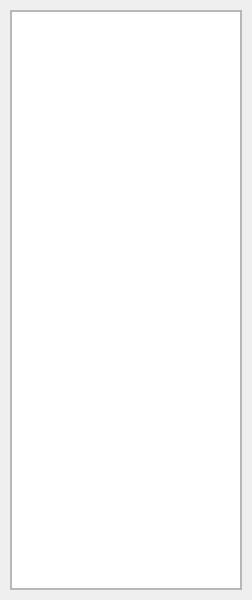
Above: gui/uis/columns/left_column.ui from kusiLaw/laky-phone-POS before the change. Below: the same form after it.
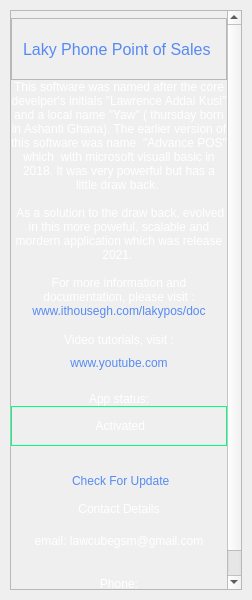
That is the form after the change. The open tabs and pages were chosen to show the change.

What changed in the file:
```diff
--- a/gui/uis/columns/left_column.ui
+++ b/gui/uis/columns/left_column.ui
@@ -13,6 +13,9 @@
   <property name="windowTitle">
    <string>Form</string>
   </property>
+  <property name="styleSheet">
+   <string notr="true"/>
+  </property>
   <layout class="QVBoxLayout" name="main_pages_layout">
    <property name="spacing">
     <number>0</number>
@@ -35,6 +38,9 @@
       <number>0</number>
      </property>
      <widget class="QWidget" name="menu_1">
+      <property name="styleSheet">
+       <string notr="true">font: 12pt &quot;Microsoft Sans Serif&quot;;</string>
+      </property>
       <layout class="QVBoxLayout" name="verticalLayout">
        <property name="spacing">
         <number>5</number>
@@ -61,10 +67,13 @@
            <rect>
             <x>0</x>
             <y>0</y>
-            <width>230</width>
-            <height>578</height>
+            <width>217</width>
+            <height>1064</height>
            </rect>
           </property>
+          <property name="styleSheet">
+           <string notr="true">color:white</string>
+          </property>
           <layout class="QHBoxLayout" name="info_layout_holder">
            <property name="spacing">
             <number>0</number>
@@ -97,7 +106,7 @@
                <number>0</number>
               </property>
               <property name="topMargin">
-               <number>0</number>
+               <number>7</number>
               </property>
               <property name="rightMargin">
                <number>0</number>
@@ -106,7 +115,426 @@
                <number>0</number>
               </property>
               <item>
-               <widget class="QTreeView" name="treeView"/>
+               <widget class="QFrame" name="frame_3">
+                <property name="minimumSize">
+                 <size>
+                  <width>0</width>
+                  <height>40</height>
+                 </size>
+                </property>
+                <property name="maximumSize">
+                 <size>
+                  <width>16777215</width>
+                  <height>80</height>
+                 </size>
+                </property>
+                <property name="frameShape">
+                 <enum>QFrame::StyledPanel</enum>
+                </property>
+                <property name="frameShadow">
+                 <enum>QFrame::Raised</enum>
+                </property>
+                <layout class="QVBoxLayout" name="verticalLayout_4">
+                 <property name="spacing">
+                  <number>0</number>
+                 </property>
+                 <property name="leftMargin">
+                  <number>0</number>
+                 </property>
+                 <property name="topMargin">
+                  <number>0</number>
+                 </property>
+                 <property name="rightMargin">
+                  <number>0</number>
+                 </property>
+                 <property name="bottomMargin">
+                  <number>0</number>
+                 </property>
+                 <item>
+                  <widget class="QLabel" name="heading">
+                   <property name="minimumSize">
+                    <size>
+                     <width>0</width>
+                     <height>60</height>
+                    </size>
+                   </property>
+                   <property name="maximumSize">
+                    <size>
+                     <width>16777215</width>
+                     <height>80</height>
+                    </size>
+                   </property>
+                   <property name="font">
+                    <font>
+                     <family>Microsoft Sans Serif</family>
+                     <pointsize>12</pointsize>
+                     <weight>50</weight>
+                     <italic>false</italic>
+                     <bold>false</bold>
+                    </font>
+                   </property>
+                   <property name="styleSheet">
+                    <string notr="true">color:  #568af2;
+text-transform: uppercase;
+text-indent: 50px;
+line-height: 1.8;</string>
+                   </property>
+                   <property name="text">
+                    <string>Laky Phone Point of Sales </string>
+                   </property>
+                   <property name="textFormat">
+                    <enum>Qt::AutoText</enum>
+                   </property>
+                   <property name="scaledContents">
+                    <bool>false</bool>
+                   </property>
+                   <property name="alignment">
+                    <set>Qt::AlignCenter</set>
+                   </property>
+                   <property name="wordWrap">
+                    <bool>true</bool>
+                   </property>
+                   <property name="indent">
+                    <number>-1</number>
+                   </property>
+                   <property name="openExternalLinks">
+                    <bool>false</bool>
+                   </property>
+                  </widget>
+                 </item>
+                </layout>
+               </widget>
+              </item>
+              <item>
+               <widget class="QFrame" name="frame_4">
+                <property name="minimumSize">
+                 <size>
+                  <width>0</width>
+                  <height>0</height>
+                 </size>
+                </property>
+                <property name="maximumSize">
+                 <size>
+                  <width>16777215</width>
+                  <height>600</height>
+                 </size>
+                </property>
+                <property name="frameShape">
+                 <enum>QFrame::NoFrame</enum>
+                </property>
+                <property name="frameShadow">
+                 <enum>QFrame::Raised</enum>
+                </property>
+                <layout class="QVBoxLayout" name="verticalLayout_5">
+                 <property name="spacing">
+                  <number>0</number>
+                 </property>
+                 <property name="leftMargin">
+                  <number>0</number>
+                 </property>
+                 <property name="topMargin">
+                  <number>0</number>
+                 </property>
+                 <property name="rightMargin">
+                  <number>0</number>
+                 </property>
+                 <property name="bottomMargin">
+                  <number>0</number>
+                 </property>
+                 <item>
+                  <widget class="QLabel" name="label_3">
+                   <property name="minimumSize">
+                    <size>
+                     <width>0</width>
+                     <height>0</height>
+                    </size>
+                   </property>
+                   <property name="maximumSize">
+                    <size>
+                     <width>16777215</width>
+                     <height>16777215</height>
+                    </size>
+                   </property>
+                   <property name="styleSheet">
+                    <string notr="true">color:white;
+text-align: justify;
+</string>
+                   </property>
+                   <property name="text">
+                    <string>This software was named after the core develper's initials &quot;Lawrence Addai Kusi&quot; and a local name &quot;Yaw&quot; ( thursday born in Ashanti Ghana). The earlier version of this software was name  &quot;Advance POS&quot; which  with microsoft visuall basic in 2018. It was very powerful but has a little draw back. 
+
+ As a solution to the draw back, evolved in this more poweful, scalable and mordern application which was release 2021. 
+
+For more information and documentation, please visit :</string>
+                   </property>
+                   <property name="scaledContents">
+                    <bool>false</bool>
+                   </property>
+                   <property name="alignment">
+                    <set>Qt::AlignHCenter|Qt::AlignTop</set>
+                   </property>
+                   <property name="wordWrap">
+                    <bool>true</bool>
+                   </property>
+                   <property name="textInteractionFlags">
+                    <set>Qt::LinksAccessibleByMouse|Qt::TextSelectableByMouse</set>
+                   </property>
+                  </widget>
+                 </item>
+                </layout>
+               </widget>
+              </item>
+              <item>
+               <widget class="QLabel" name="label_4">
+                <property name="minimumSize">
+                 <size>
+                  <width>0</width>
+                  <height>10</height>
+                 </size>
+                </property>
+                <property name="maximumSize">
+                 <size>
+                  <width>16777215</width>
+                  <height>20</height>
+                 </size>
+                </property>
+                <property name="styleSheet">
+                 <string notr="true">QLabel {
+	color: #568af2;
+}
+QLabel:hover{
+	color : #ff79c6;
+	text-decoration: underline;
+}</string>
+                </property>
+                <property name="text">
+                 <string>www.ithousegh.com/lakypos/doc</string>
+                </property>
+                <property name="alignment">
+                 <set>Qt::AlignHCenter|Qt::AlignTop</set>
+                </property>
+                <property name="wordWrap">
+                 <bool>true</bool>
+                </property>
+               </widget>
+              </item>
+              <item>
+               <widget class="QLabel" name="label_6">
+                <property name="minimumSize">
+                 <size>
+                  <width>0</width>
+                  <height>30</height>
+                 </size>
+                </property>
+                <property name="maximumSize">
+                 <size>
+                  <width>16777215</width>
+                  <height>30</height>
+                 </size>
+                </property>
+                <property name="text">
+                 <string>
+Video tutorials, visit :</string>
+                </property>
+                <property name="alignment">
+                 <set>Qt::AlignCenter</set>
+                </property>
+                <property name="wordWrap">
+                 <bool>true</bool>
+                </property>
+               </widget>
+              </item>
+              <item>
+               <widget class="QLabel" name="label_7">
+                <property name="minimumSize">
+                 <size>
+                  <width>0</width>
+                  <height>30</height>
+                 </size>
+                </property>
+                <property name="maximumSize">
+                 <size>
+                  <width>16777215</width>
+                  <height>30</height>
+                 </size>
+                </property>
+                <property name="styleSheet">
+                 <string notr="true">QLabel {
+	color: #568af2;
+}
+QLabel:hover{
+	color : #ff79c6;
+	text-decoration: underline;
+}</string>
+                </property>
+                <property name="text">
+                 <string>www.youtube.com</string>
+                </property>
+                <property name="alignment">
+                 <set>Qt::AlignCenter</set>
+                </property>
+                <property name="wordWrap">
+                 <bool>true</bool>
+                </property>
+               </widget>
+              </item>
+              <item>
+               <widget class="QLabel" name="label">
+                <property name="text">
+                 <string>
+App status:</string>
+                </property>
+                <property name="alignment">
+                 <set>Qt::AlignCenter</set>
+                </property>
+               </widget>
+              </item>
+              <item>
+               <widget class="QFrame" name="frame_2">
+                <property name="minimumSize">
+                 <size>
+                  <width>0</width>
+                  <height>40</height>
+                 </size>
+                </property>
+                <property name="maximumSize">
+                 <size>
+                  <width>16777215</width>
+                  <height>40</height>
+                 </size>
+                </property>
+                <property name="styleSheet">
+                 <string notr="true">border:1px solid  #00ff7f</string>
+                </property>
+                <property name="frameShape">
+                 <enum>QFrame::StyledPanel</enum>
+                </property>
+                <property name="frameShadow">
+                 <enum>QFrame::Raised</enum>
+                </property>
+                <layout class="QVBoxLayout" name="verticalLayout_3">
+                 <item>
+                  <widget class="QLabel" name="label_10">
+                   <property name="styleSheet">
+                    <string notr="true">border: none</string>
+                   </property>
+                   <property name="text">
+                    <string> Activated</string>
+                   </property>
+                   <property name="alignment">
+                    <set>Qt::AlignCenter</set>
+                   </property>
+                  </widget>
+                 </item>
+                </layout>
+               </widget>
+              </item>
+              <item>
+               <widget class="QLabel" name="label_11">
+                <property name="styleSheet">
+                 <string notr="true">QLabel {
+	color: #568af2;
+}
+QLabel:hover{
+	color : #ff79c6;
+	text-decoration: underline;
+}</string>
+                </property>
+                <property name="text">
+                 <string>
+
+ Check For Update
+</string>
+                </property>
+                <property name="alignment">
+                 <set>Qt::AlignCenter</set>
+                </property>
+                <property name="wordWrap">
+                 <bool>true</bool>
+                </property>
+               </widget>
+              </item>
+              <item>
+               <widget class="QLabel" name="label_5">
+                <property name="text">
+                 <string>Contact Details</string>
+                </property>
+                <property name="alignment">
+                 <set>Qt::AlignBottom|Qt::AlignHCenter</set>
+                </property>
+                <property name="wordWrap">
+                 <bool>true</bool>
+                </property>
+               </widget>
+              </item>
+              <item>
+               <widget class="QFrame" name="frame_5">
+                <property name="minimumSize">
+                 <size>
+                  <width>0</width>
+                  <height>100</height>
+                 </size>
+                </property>
+                <property name="maximumSize">
+                 <size>
+                  <width>16777215</width>
+                  <height>100</height>
+                 </size>
+                </property>
+                <property name="styleSheet">
+                 <string notr="true"/>
+                </property>
+                <property name="frameShape">
+                 <enum>QFrame::NoFrame</enum>
+                </property>
+                <property name="frameShadow">
+                 <enum>QFrame::Raised</enum>
+                </property>
+                <layout class="QGridLayout" name="gridLayout">
+                 <property name="leftMargin">
+                  <number>0</number>
+                 </property>
+                 <property name="topMargin">
+                  <number>0</number>
+                 </property>
+                 <property name="rightMargin">
+                  <number>0</number>
+                 </property>
+                 <property name="bottomMargin">
+                  <number>0</number>
+                 </property>
+                 <property name="spacing">
+                  <number>0</number>
+                 </property>
+                 <item row="1" column="0">
+                  <widget class="QLabel" name="label_9">
+                   <property name="text">
+                    <string>Phone:
+ +233243689393</string>
+                   </property>
+                   <property name="alignment">
+                    <set>Qt::AlignCenter</set>
+                   </property>
+                   <property name="wordWrap">
+                    <bool>true</bool>
+                   </property>
+                  </widget>
+                 </item>
+                 <item row="0" column="0">
+                  <widget class="QLabel" name="label_8">
+                   <property name="text">
+                    <string>email: lawcubegsm@gmail.com</string>
+                   </property>
+                   <property name="alignment">
+                    <set>Qt::AlignCenter</set>
+                   </property>
+                   <property name="wordWrap">
+                    <bool>true</bool>
+                   </property>
+                  </widget>
+                 </item>
+                </layout>
+               </widget>
               </item>
              </layout>
             </widget>
```
Left out of the diff: 2 changed lines with no effect on the pictures.
